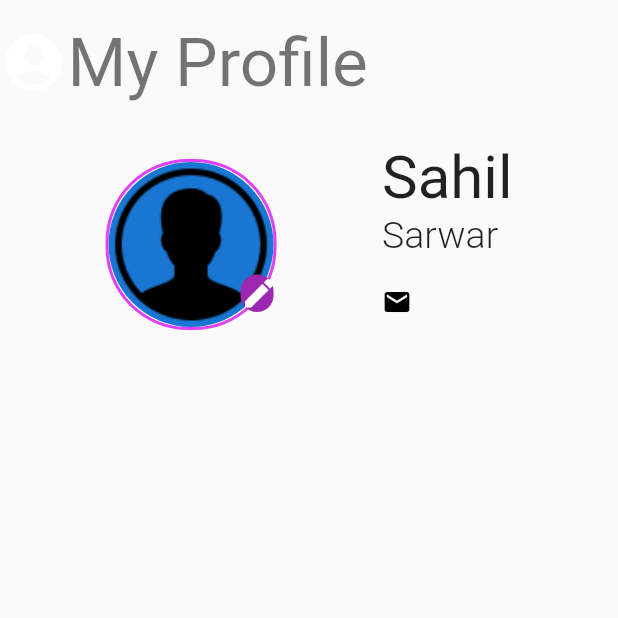
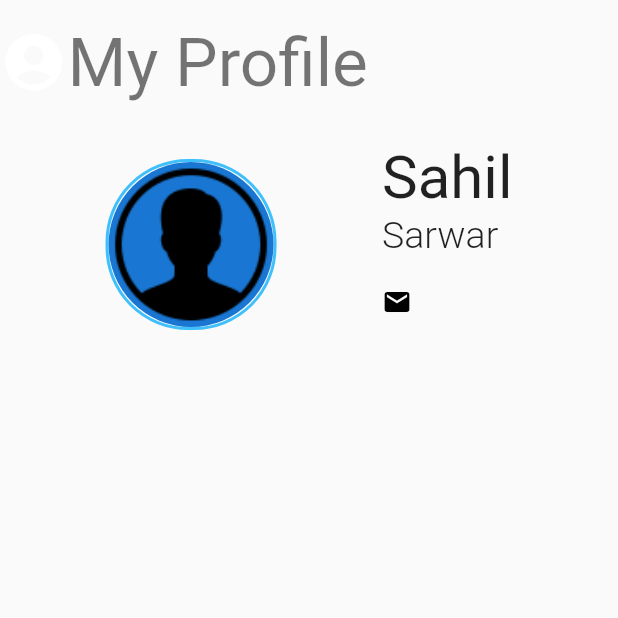
Before and after one commit to sk25469/social-media-demo, a Flutter app: the ProfileScreen screen opened by its route, on a phone screen of 412 x 824 dp, the top half of it. Run offline on Flutter 3.47's test engine with Material 2 defaults, Android fonts, the phone set to English and light mode, and no system bars; our stand-ins replace cloud_firestore, firebase_auth, firebase_core, flutter_riverpod, font_awesome_flutter, google_sign_in and 2 more; accounts and stored records are empty; statements that could not run were skipped.

```diff
--- a/lib/screen/bottom_nav.dart
+++ b/lib/screen/bottom_nav.dart
@@ -52,7 +52,6 @@ class _BottomNavigationScreenState extends State<BottomNavigationScreen> {
               animation: primaryAnimation,
               secondaryAnimation: secondaryAnimatiion,
               child: child,
-              // fillColor: Colors.black,
             );
           },
           child: _pages[_selectedPageIndex]['page'] as Widget,
--- a/lib/screen/profile_screen.dart
+++ b/lib/screen/profile_screen.dart
@@ -49,7 +49,6 @@ class _ProfileScreenState extends State<ProfileScreen> {
                     Container(
                       padding: const EdgeInsets.only(
                         top: 15.0,
-                        // left: 20,
                         bottom: 10,
                       ),
                       child: const Icon(
@@ -61,7 +60,6 @@ class _ProfileScreenState extends State<ProfileScreen> {
                     Container(
                       padding: const EdgeInsets.only(
                         top: 15.0,
-                        // left: 20,
                         bottom: 10,
                       ),
                       alignment: Alignment.centerLeft,
@@ -90,33 +88,14 @@ class _ProfileScreenState extends State<ProfileScreen> {
                               decoration: BoxDecoration(
                                 borderRadius: BorderRadius.circular(55),
                                 border: Border.all(
-                                  color: Colors.purpleAccent,
+                                  color: const Color.fromARGB(255, 64, 192, 251),
                                   width: 2,
                                 ),
                               ),
-                              child: CircleAvatar(
+                              child: const CircleAvatar(
                                 radius: 55,
                                 backgroundImage:
-                                    const AssetImage('assets/images/profile-icon.png'),
-                                child: GestureDetector(
-                                  onTap: () {
-                                    // print('Edit profile');
-                                  },
-                                  child: Container(
-                                    decoration: BoxDecoration(
-                                      borderRadius: BorderRadius.circular(40),
-                                      color: Colors.purple,
-                                    ),
-                                    margin: const EdgeInsets.only(
-                                      left: 88,
-                                      top: 65,
-                                    ),
-                                    child: const Icon(
-                                      Icons.edit,
-                                      size: 25,
-                                    ),
-                                  ),
-                                ),
+                                    AssetImage('assets/images/profile-icon.png'),
                               ),
                             ),
                             Column(
--- a/pubspec.yaml
+++ b/pubspec.yaml
@@ -40,11 +40,11 @@ dependencies:
   flutter_icons: ^1.1.0
   uuid: ^3.0.4
   path_provider: ^2.0.2
-  image_picker: ^0.8.1+1
   firebase_storage: ^9.0.0
   titled_navigation_bar: ^5.0.0-nullsafety.0
   animations: ^2.0.2
   firebase_core: ^1.11.0
+  image_picker: ^0.8.4+5
   flutter_riverpod: ^1.0.3
   font_awesome_flutter: ^9.2.0
 
```
Also changed, not shown: lib/screen/add_post_screen.dart (+112 -3 lines), pubspec.lock.
